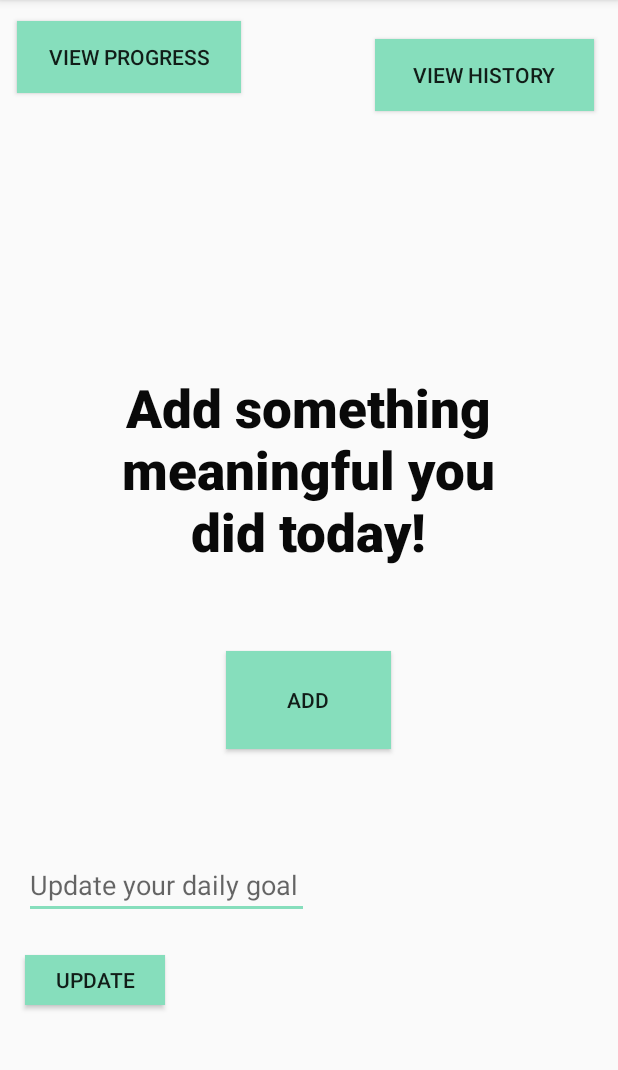
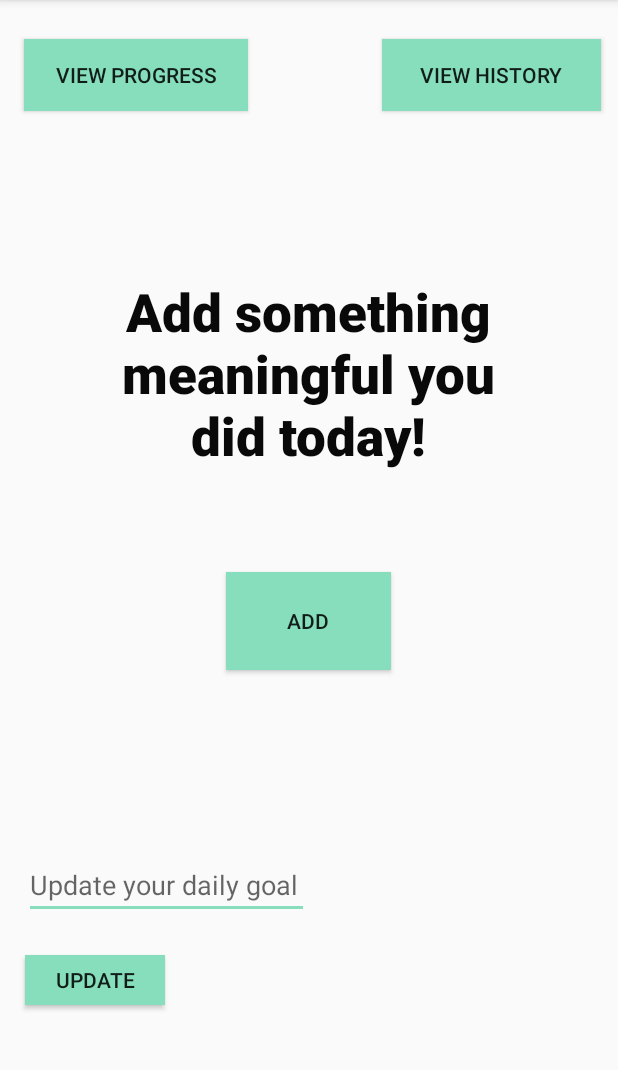
Before and after one commit to guillermo31/MeaningfulDay, an Android app: the screen it shows after launch (MainActivity), on a phone screen of 412 x 824 dp, the part 84-1154 px from its top. Run offline under Robolectric (Android 15) with nearby library versions, the phone set to English and light mode, and no system bars.

```diff
--- a/app/src/main/res/layout/activity_main.xml
+++ b/app/src/main/res/layout/activity_main.xml
@@ -47,16 +47,14 @@
         android:id="@+id/progressPage"
         android:layout_width="149dp"
         android:layout_height="wrap_content"
-        android:layout_marginStart="11dp"
-        android:layout_marginLeft="11dp"
-        android:layout_marginTop="55dp"
-        android:layout_marginEnd="251dp"
-        android:layout_marginRight="251dp"
-        android:layout_marginBottom="87dp"
+        android:layout_marginStart="16dp"
+        android:layout_marginLeft="16dp"
+        android:layout_marginTop="26dp"
+        android:layout_marginEnd="89dp"
+        android:layout_marginRight="89dp"
         android:background="@color/colorAccent"
         android:text="View Progress"
-        app:layout_constraintBottom_toTopOf="@+id/textView2"
-        app:layout_constraintEnd_toEndOf="parent"
+        app:layout_constraintEnd_toStartOf="@+id/viewButton"
         app:layout_constraintStart_toStartOf="parent"
         app:layout_constraintTop_toTopOf="parent" />
 
```
Also changed, not shown: app/src/main/java/com/guillermoramos/meaningfulday/controller/ViewAdapter.java (added, +84 -0 lines), app/src/main/java/com/guillermoramos/meaningfulday/controller/ViewHistoryActivity.java (+12 -2 lines), app/src/main/res/layout/activity_view_history.xml (+6 -7 lines), app/src/main/res/layout/task_item.xml (added, +24 -0 lines).
